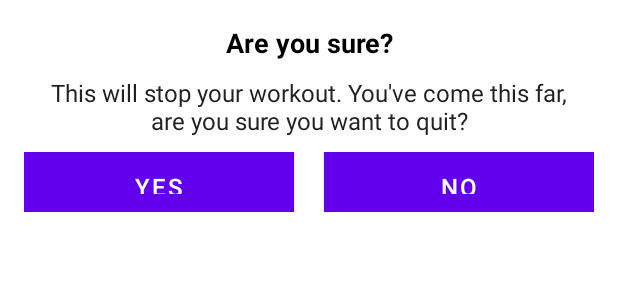
After one commit to Xan-Kerem/7MinWorkout, an Android app: the layout dialog_custom_back_confirmation.xml on its own in the app's theme, with its tools: preview values and no code run, on a phone screen of 412 x 824 dp. The commit adds this screen. Shown: the top 300 px of the screen. Run offline under Robolectric (Android 15) with nearby library versions, the phone set to English and light mode, and no system bars.

Commit message:
back button dialog added!

```diff
--- a/app/src/main/java/com/example/a7minworkout/ExerciseActivity.kt
+++ b/app/src/main/java/com/example/a7minworkout/ExerciseActivity.kt
@@ -1,5 +1,6 @@
 package com.example.a7minworkout
 
+import android.app.Dialog
 import android.content.Intent
 import android.media.MediaPlayer
 import android.os.Bundle
@@ -10,6 +11,7 @@ import android.widget.Toast
 import androidx.appcompat.app.AppCompatActivity
 import androidx.recyclerview.widget.LinearLayoutManager
 import com.example.a7minworkout.databinding.ActivityExcerciseBinding
+import com.example.a7minworkout.databinding.DialogCustomBackConfirmationBinding
 import java.util.*
 
 class ExerciseActivity : AppCompatActivity(), TextToSpeech.OnInitListener {
@@ -41,7 +43,7 @@ class ExerciseActivity : AppCompatActivity(), TextToSpeech.OnInitListener {
         supportActionBar?.setDisplayHomeAsUpEnabled(true)
 
         binding.toolbarExerciseActivity.setNavigationOnClickListener {
-            onBackPressed()
+            customDialogBackButton()
         }
 
         textToSpeech = TextToSpeech(this, this)
@@ -138,8 +140,7 @@ class ExerciseActivity : AppCompatActivity(), TextToSpeech.OnInitListener {
             }
 
             override fun onFinish() {
-//                if (currentExercisePosition < exerciseList.size - 1) {
-                if (currentExercisePosition < 2) {
+                if (currentExercisePosition < exerciseList.size - 1) {
 
                     exerciseList[currentExercisePosition].isSelected = false
                     exerciseList[currentExercisePosition].isCompleted = true
@@ -197,4 +198,23 @@ class ExerciseActivity : AppCompatActivity(), TextToSpeech.OnInitListener {
         exerciseAdapter = ExerciseStatusAdapter(exerciseList)
         binding.rvExerciseStatus.adapter = exerciseAdapter
     }
+
+    private fun customDialogBackButton() {
+
+        val customDialog = Dialog(this)
+
+        val dCBCB =
+            DialogCustomBackConfirmationBinding.inflate(layoutInflater)
+
+        customDialog.setContentView(dCBCB.root)
+
+        dCBCB.tvYes.setOnClickListener {
+            finish()
+            customDialog.dismiss()
+        }
+        dCBCB.tvNo.setOnClickListener {
+            customDialog.dismiss()
+        }
+        customDialog.show()
+    }
 }
--- /dev/null
+++ b/app/src/main/res/layout/dialog_custom_back_confirmation.xml
@@ -0,0 +1,61 @@
+<?xml version="1.0" encoding="utf-8"?>
+<LinearLayout xmlns:android="http://schemas.android.com/apk/res/android"
+    android:layout_width="match_parent"
+    android:layout_height="wrap_content"
+    android:gravity="center"
+    android:orientation="vertical"
+    android:padding="16dp">
+
+    <TextView
+        android:layout_width="match_parent"
+        android:layout_height="wrap_content"
+        android:gravity="center"
+        android:text="Are you sure?"
+        android:textColor="@android:color/black"
+        android:textSize="18sp"
+        android:textStyle="bold" />
+
+    <TextView
+        android:layout_width="match_parent"
+        android:layout_height="wrap_content"
+        android:layout_marginStart="10dp"
+        android:layout_marginTop="10dp"
+        android:layout_marginEnd="10dp"
+        android:gravity="center"
+        android:text="This will stop your workout. You\'ve come this far, are you sure you want to quit?"
+        android:textColor="#212121"
+        android:textSize="16sp" />
+
+    <LinearLayout
+        android:layout_width="match_parent"
+        android:layout_height="wrap_content"
+        android:layout_marginTop="10dp"
+        android:orientation="horizontal">
+
+        <Button
+            android:id="@+id/tvYes"
+            android:layout_width="0dp"
+            android:layout_height="40dp"
+            android:layout_marginEnd="10dp"
+            android:layout_weight="1"
+            android:background="@color/accent"
+            android:gravity="center"
+            android:padding="6dp"
+            android:text="YES"
+            android:textColor="#FFFFFF"
+            android:textSize="16sp" />
+
+        <Button
+            android:id="@+id/tvNo"
+            android:layout_width="0dp"
+            android:layout_height="40dp"
+            android:layout_marginStart="10dp"
+            android:layout_weight="1"
+            android:background="@color/accent"
+            android:gravity="center"
+            android:padding="6dp"
+            android:text="NO"
+            android:textColor="#FFFFFF"
+            android:textSize="16sp" />
+    </LinearLayout>
+</LinearLayout>
```
